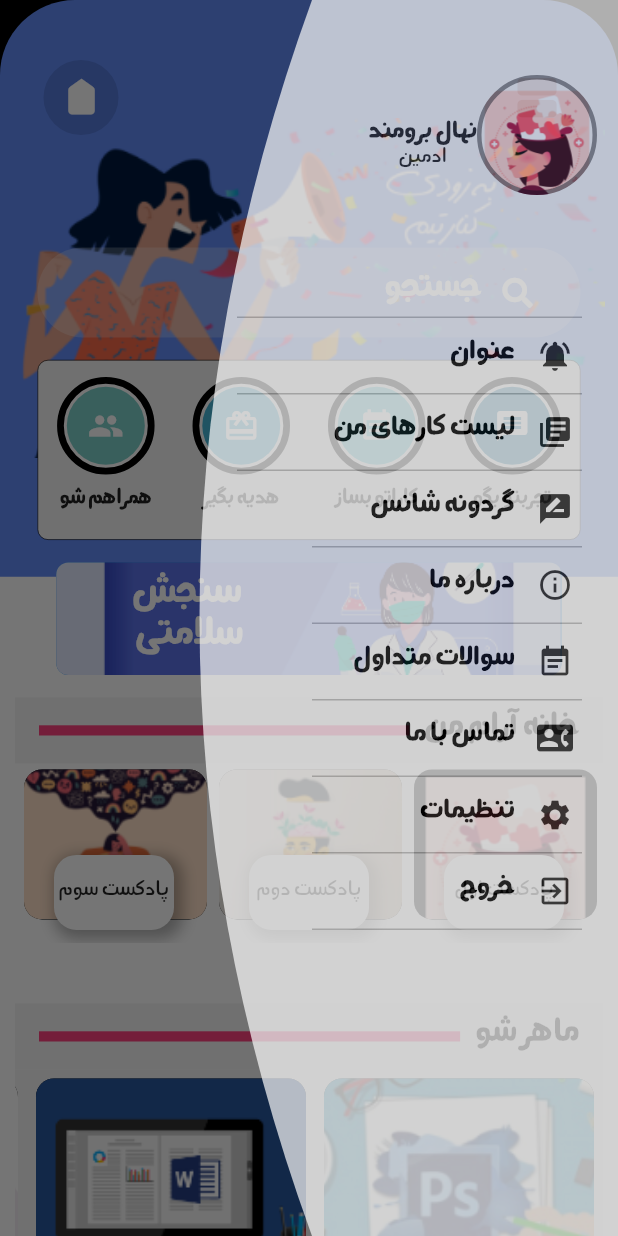
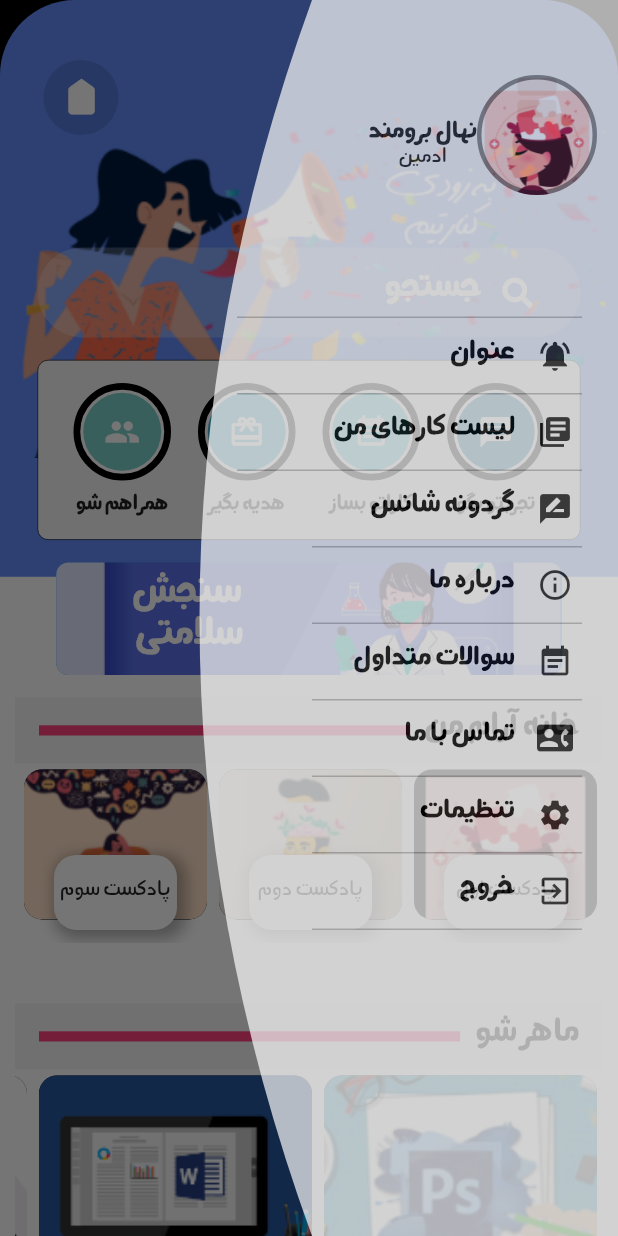
Before and after one commit to tackselooli/teddy, a Flutter app: the screen it shows after launch, with the side drawer open, on a phone screen of 412 x 824 dp. Run offline on Flutter 3.47's test engine with Material 2 defaults, Android fonts, the phone set to English and light mode, and no system bars; our stand-ins replace font_awesome_flutter.

Commit message:
first commit

```diff
--- a/lib/main.dart
+++ b/lib/main.dart
@@ -13,6 +13,7 @@ class MyApp extends StatelessWidget {
       theme: ThemeData(
         primaryColor: Color(0xFF618BF7),
         accentColor: Color(0xFF393089),
+        fontFamily: "Font1"
       ),
       home: HomeScreen(
       ),
--- /dev/null
+++ b/lib/models/card_list_data.dart
@@ -0,0 +1,32 @@
+import 'package:flutter/material.dart';
+
+class CardData {
+  IconData icon;
+  String text;
+  Color color;
+
+  CardData({this.icon, this.text, this.color});
+}
+
+final List<CardData> cardListData = [
+  CardData(
+    icon: Icons.people,
+    text: 'همراهم شو',
+    color: Color(0xFF7CCEC8),
+  ),
+  CardData(
+    icon: Icons.card_giftcard,
+    text: 'هدیه بگیر',
+    color: Color(0xFF46B4D5),
+  ),
+  CardData(
+    icon: Icons.event_note,
+    text: 'کاراتو بساز',
+    color: Color(0xFF5FD4E0),
+  ),
+  CardData(
+    icon: Icons.message,
+    text: 'تجربتو بگو',
+    color: Color(0xFF197DA5),
+  ),
+];
--- a/lib/models/models.dart
+++ b/lib/models/models.dart
@@ -1 +1,2 @@
 export 'ourData_model.dart';
+export 'card_list_data.dart';
--- a/lib/screens/home_screen.dart
+++ b/lib/screens/home_screen.dart
@@ -13,6 +13,7 @@ class HomeScreen extends StatefulWidget {
 
 class _HomeScreenState extends State<HomeScreen> {
   var scaffoldKey = GlobalKey<ScaffoldState>();
+
   @override
   Widget build(BuildContext context) {
     MediaQueryData deviceInfo = MediaQuery.of(context);
@@ -78,7 +79,8 @@ class _HomeScreenState extends State<HomeScreen> {
                               size: 35.0,
                               color: Theme.of(context).accentColor,
                             ),
-                              onPressed: () => scaffoldKey.currentState.openEndDrawer(),
+                            onPressed: () =>
+                                scaffoldKey.currentState.openEndDrawer(),
                           ),
                         ],
                       ),
@@ -113,7 +115,6 @@ class _HomeScreenState extends State<HomeScreen> {
                                 fontSize: 25.0,
                                 fontWeight: FontWeight.bold,
                                 color: Colors.white,
-                                fontFamily: "Font1",
                                 textBaseline: TextBaseline.alphabetic,
                               ),
                               hintText: 'جستجو',
@@ -132,30 +133,23 @@ class _HomeScreenState extends State<HomeScreen> {
                           color: Color(0xFFF5F5F5),
                           borderRadius: BorderRadius.circular(7.0),
                         ),
-                        child: Row(
-                          mainAxisAlignment: MainAxisAlignment.spaceAround,
-                          children: [
-                            CardAvatar(
-                              icon: Icons.people,
-                              text: 'همراهم شو',
-                              color: Color(0xFF7CCEC8),
-                            ),
-                            CardAvatar(
-                              icon: Icons.card_giftcard,
-                              text: 'هدیه بگیر',
-                              color: Color(0xFF46B4D5),
-                            ),
-                            CardAvatar(
-                              icon: Icons.event_note,
-                              text: 'کاراتو بساز',
-                              color: Color(0xFF5FD4E0),
-                            ),
-                            CardAvatar(
-                              icon: Icons.message,
-                              text: 'تجربتو بگو',
-                              color: Color(0xFF197DA5),
-                            ),
-                          ],
+                        child: ListView.builder(
+                          itemCount: cardListData.length,
+                          shrinkWrap: true,
+                          scrollDirection: Axis.horizontal,
+                          itemBuilder: (BuildContext context, int index) {
+                            CardData card = cardListData[index];
+                            return Container(
+                              alignment: Alignment.center,
+                              margin: EdgeInsets.all(4),
+                              padding: EdgeInsets.symmetric(horizontal: 5),
+                              child: CardAvatar(
+                                icon: card.icon,
+                                text: card.text,
+                                color: card.color,
+                              ),
+                            );
+                          },
                         ),
                       ),
                       Padding(
@@ -169,7 +163,7 @@ class _HomeScreenState extends State<HomeScreen> {
                             borderRadius: BorderRadius.circular(8.0),
                             image: DecorationImage(
                                 image: AssetImage("images/asset-21.png"),
-                                fit: BoxFit.cover ,
+                                fit: BoxFit.cover,
                                 scale: 15,
                                 alignment: Alignment.centerRight),
                           ),
@@ -181,7 +175,6 @@ class _HomeScreenState extends State<HomeScreen> {
                                 child: Text(
                                   'سنجش\n سلامتی',
                                   style: TextStyle(
-                                      fontFamily: "Font1",
                                       color: Colors.white,
                                       fontWeight: FontWeight.bold,
                                       fontSize: 28.0),
@@ -194,14 +187,26 @@ class _HomeScreenState extends State<HomeScreen> {
                       DividerTitle(
                         title: 'خانه آرام من',
                       ),
-                      PodListCarousel(),
+                      PodListCarousel(
+                        heightContainer: 120.0,
+                        h1: 100,
+                        w1: 122,
+                        img: "img1",
+                        txt: "txt1",
+                      ),
                       SizedBox(
                         height: 40.0,
                       ),
                       DividerTitle(
                         title: 'ماهر شو',
                       ),
-                      TutorialListCarousel(),
+                      PodListCarousel(
+                        heightContainer: 210.0,
+                        h1: 180,
+                        w1: 182,
+                        img: "img2",
+                        txt: "txt2",
+                      ),
                       SizedBox(
                         height: 40.0,
                         child: Container(
@@ -235,7 +240,9 @@ class _HomeScreenState extends State<HomeScreen> {
                               ),
                               flex: 6,
                             ),
-                            SizedBox(width: 26.0,),
+                            SizedBox(
+                              width: 26.0,
+                            ),
                             Flexible(
                               child: Column(
                                 children: [
@@ -244,21 +251,23 @@ class _HomeScreenState extends State<HomeScreen> {
                                       decoration: BoxDecoration(
                                         borderRadius: BorderRadius.circular(14),
                                         image: DecorationImage(
-                                          image:
-                                          AssetImage("images/AdobeStock_65935647.png"),
+                                          image: AssetImage(
+                                              "images/AdobeStock_65935647.png"),
                                           fit: BoxFit.cover,
                                         ),
                                       ),
                                     ),
                                   ),
-                                  SizedBox(height: 15,),
+                                  SizedBox(
+                                    height: 15,
+                                  ),
                                   Expanded(
                                     child: Container(
                                       decoration: BoxDecoration(
                                         borderRadius: BorderRadius.circular(14),
                                         image: DecorationImage(
-                                          image:
-                                          AssetImage("images/AdobeStock_122073339.png"),
+                                          image: AssetImage(
+                                              "images/AdobeStock_122073339.png"),
                                           fit: BoxFit.cover,
                                         ),
                                       ),
--- a/lib/widget/card_avatar.dart
+++ b/lib/widget/card_avatar.dart
@@ -8,8 +8,7 @@ class CardAvatar extends StatelessWidget {
 
   @override
   Widget build(BuildContext context) {
-    return Expanded(
-      child: Column(
+    return Column(
       crossAxisAlignment: CrossAxisAlignment.center,
       children: [
         Container(
@@ -37,7 +36,6 @@ class CardAvatar extends StatelessWidget {
           style: TextStyle(fontWeight: FontWeight.bold, fontSize: 15, fontFamily: 'Font1'),
         )
       ],
-      ),
     );
   }
 }
--- a/lib/widget/divider_title.dart
+++ b/lib/widget/divider_title.dart
@@ -23,7 +23,6 @@ class DividerTitle extends StatelessWidget {
             Text(
               title,
               style: TextStyle(
-                fontFamily: "Font1",
                 color: Colors.black,
                 fontWeight: FontWeight.bold,
                 fontSize: 24,
--- a/lib/widget/drawer_item.dart
+++ /dev/null
@@ -1,34 +0,0 @@
-import 'package:flutter/material.dart';
-
-class DrawerItem extends StatelessWidget {
-  final String text;
-  final Function onPressed;
-  final IconData icon;
-
-  const DrawerItem({this.text, this.onPressed, this.icon});
-
-  @override
-  Widget build(BuildContext context) {
-    return Container(
-      child: FlatButton(
-        child: Row(
-          mainAxisAlignment: MainAxisAlignment.end,
-          children: [
-            Text(
-              text,
-              textDirection: TextDirection.rtl,
-              style: TextStyle(
-                  fontFamily: "Font1",
-                  fontSize: 20,
-                  color: Colors.black,
-                  fontWeight: FontWeight.bold),
-            ),
-            SizedBox(width: 15,),
-            Icon(icon, color: Colors.black87,),
-          ],
-        ),
-        onPressed: onPressed,
-      ),
-    );
-  }
-}
--- a/lib/widget/drawer_layout.dart
+++ b/lib/widget/drawer_layout.dart
@@ -29,10 +29,10 @@ class DrawerLayout extends StatelessWidget {
                           Text(
                             'نهال برومند',
                             style: TextStyle(
-                                fontWeight: FontWeight.bold,
-                                fontSize: 18.0,
-                                letterSpacing: -2,
-                                fontFamily: "Font1"),
+                              fontWeight: FontWeight.bold,
+                              fontSize: 18.0,
+                              letterSpacing: -2,
+                            ),
                           ),
                           Text(
                             'ادمین',
@@ -40,7 +40,6 @@ class DrawerLayout extends StatelessWidget {
                               fontWeight: FontWeight.w500,
                               fontSize: 15.0,
                               letterSpacing: -2,
-                              fontFamily: "Font1",
                             ),
                           ),
                         ],
@@ -58,60 +57,80 @@ class DrawerLayout extends StatelessWidget {
                       ),
                     ],
                   ),
-                  SizedBox(height: 80.0,),
+                  SizedBox(
+                    height: 80.0,
+                  ),
                   Container(
                     child: Column(
                       crossAxisAlignment: CrossAxisAlignment.end,
                       children: [
-                        DividerLine(indent: 50,),
+                        DividerLine(
+                          indent: 50,
+                        ),
                         DrawerItem(
                           text: 'عنوان',
                           onPressed: () => print('12'),
                           icon: Icons.notifications_active,
                         ),
-                        DividerLine(indent: 50,),
+                        DividerLine(
+                          indent: 50,
+                        ),
                         DrawerItem(
                           text: 'لیست کارهای من',
                           onPressed: () => print('12'),
                           icon: Icons.library_books,
                         ),
-                        DividerLine(indent: 50,),
+                        DividerLine(
+                          indent: 50,
+                        ),
                         DrawerItem(
                           text: 'گردونه شانس',
                           onPressed: () => print('12'),
                           icon: Icons.rate_review,
                         ),
-                        DividerLine(indent: 100,),
+                        DividerLine(
+                          indent: 100,
+                        ),
                         DrawerItem(
                           text: 'درباره ما',
                           onPressed: () => print('12'),
                           icon: Icons.info_outline,
                         ),
-                        DividerLine(indent: 100,),
+                        DividerLine(
+                          indent: 100,
+                        ),
                         DrawerItem(
                           text: 'سوالات متداول',
                           onPressed: () => print('12'),
                           icon: Icons.event_note,
                         ),
-                        DividerLine(indent: 100,),
+                        DividerLine(
+                          indent: 100,
+                        ),
                         DrawerItem(
                           text: 'تماس با ما',
                           onPressed: () => print('12'),
                           icon: Icons.contact_phone,
                         ),
-                        DividerLine(indent: 100,),
+                        DividerLine(
+                          indent: 100,
+                        ),
                         DrawerItem(
                           text: 'تنظیمات',
                           onPressed: () => print('12'),
                           icon: Icons.settings,
                         ),
-                        DividerLine(indent: 100,),
+                        DividerLine(
+                          indent: 100,
+                        ),
                         DrawerItem(
                           text: 'خروج',
                           onPressed: () => print('12'),
                           icon: Icons.exit_to_app,
                         ),
-                        DividerLine(indent: 100,),
+                        DividerLine(
+                          indent: 100,
+                        ),
                       ],
                     ),
                   ),
@@ -142,3 +161,54 @@ class _DrawerClipper extends CustomClipper<Path> {
   @override
   bool shouldReclip(CustomClipper<Path> oldClipper) => true;
 }
+
+
+
+class DrawerItem extends StatelessWidget {
+  final String text;
+  final Function onPressed;
+  final IconData icon;
+
+  const DrawerItem({this.text, this.onPressed, this.icon});
+
+  @override
+  Widget build(BuildContext context) {
+    return Container(
+      child: FlatButton(
+        child: Row(
+          mainAxisAlignment: MainAxisAlignment.end,
+          children: [
+            Text(
+              text,
+              textDirection: TextDirection.rtl,
+              style: TextStyle(
+                  fontSize: 20,
+                  color: Colors.black,
+                  fontWeight: FontWeight.bold),
+            ),
+            SizedBox(width: 15,),
+            Icon(icon, color: Colors.black87,),
+          ],
+        ),
+        onPressed: onPressed,
+      ),
+    );
+  }
+}
+
+
+class DividerLine extends StatelessWidget {
+  final double indent;
+
+  const DividerLine({this.indent});
+  @override
+  Widget build(BuildContext context) {
+    return Divider(
+      color: Colors.black26,
+      thickness: 1,
+      endIndent: 10,
+      indent: indent,
+      height: 3,
+    );
+  }
+}
--- a/lib/widget/drawer_line.dart
+++ /dev/null
@@ -1,16 +0,0 @@
-import 'package:flutter/material.dart';
-class DividerLine extends StatelessWidget {
-  final double indent;
-
-  const DividerLine({this.indent});
-  @override
-  Widget build(BuildContext context) {
-    return Divider(
-      color: Colors.black26,
-      thickness: 1,
-      endIndent: 10,
-      indent: indent,
-      height: 3,
-    );
-  }
-}
--- a/lib/widget/pod_list_carousel.dart
+++ b/lib/widget/pod_list_carousel.dart
@@ -1,10 +1,32 @@
 import 'package:flutter/material.dart';
 import '../models/models.dart';
 class PodListCarousel extends StatelessWidget {
+
+  double heightContainer;
+  double w1;
+  double h1;
+  String img;
+  String txt;
+  PodListCarousel({this.heightContainer, this.w1, this.h1, this.img , this.txt});
   @override
   Widget build(BuildContext context) {
+    checkImage(String image) {
+      if (image == "img1"){
+        return true;
+      }else{
+        return false;
+      }
+    }
+
+    checkTxt (String text){
+      if (text == "txt1"){
+        return true;
+      }else{
+        return false;
+      }
+    }
     return Container(
-      height: 120,
+      height: heightContainer,
       child: ListView.builder(
         scrollDirection: Axis.horizontal,
         reverse: true,
@@ -16,19 +38,22 @@ class PodListCarousel extends StatelessWidget {
             child: Stack(
               children: [
                 Container(
-                  width: 122,
-                  height: 100,
+                  width: w1,
+                  height: h1,
                   decoration: BoxDecoration(
                     borderRadius: BorderRadius.circular(12.0),
                     color: Colors.black,
                     image: DecorationImage(
-                        image: AssetImage(pood.podImgUrl),
+                        image: AssetImage(
+                          checkImage(img) ? pood.podImgUrl : pood.tutImgUrl
+                        ),
                         fit: BoxFit.cover),
                   ),
                 ),
                 Positioned(
                   bottom: 5,
                   left: 20,
+                  right: 20,
                   child: Container(
                     height: 50,
                     width: 80,
@@ -53,9 +78,8 @@ class PodListCarousel extends StatelessWidget {
                         alignment: WrapAlignment.center,
                         children: [
                           Text(
-                            pood.namePod,
+                            checkTxt(txt) ? pood.namePod : pood.tutTitle,
                             style: TextStyle(
-                                fontFamily: "Font1",
                                 fontSize: 15),
                           ),
                         ],
--- a/lib/widget/tutorial_list_carousel.dart
+++ b/lib/widget/tutorial_list_carousel.dart
@@ -57,7 +57,6 @@ class TutorialListCarousel extends StatelessWidget {
                           Text(
                             pood.tutTitle,
                             style: TextStyle(
-                                fontFamily: "Font1",
                                 fontSize: 15),
                           ),
                         ],
--- a/lib/widget/widget.dart
+++ b/lib/widget/widget.dart
@@ -3,5 +3,3 @@ export 'pod_list_carousel.dart';
 export 'divider_title.dart';
 export 'tutorial_list_carousel.dart';
 export 'drawer_layout.dart';
-export 'drawer_item.dart';
-export 'drawer_line.dart';
```
Lines whose indentation alone changed are shown as unchanged.
